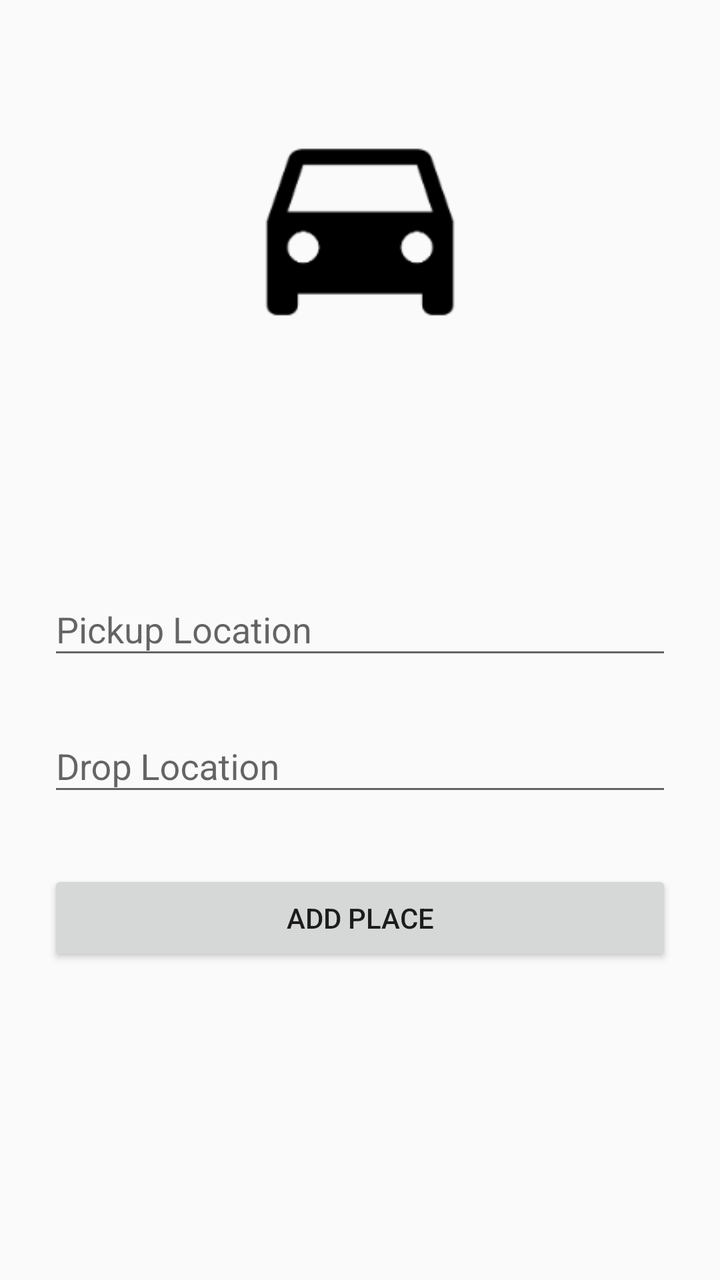
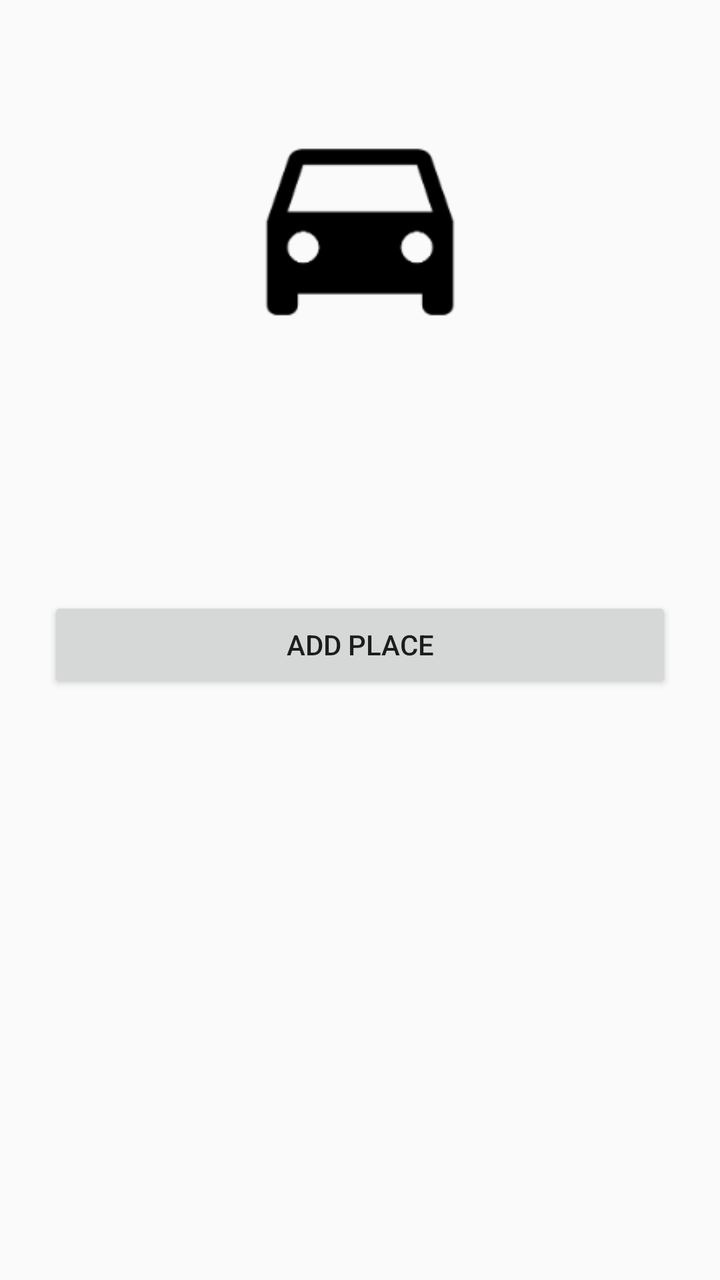

The first picture is an Android layout as it rendered before a commit; the second is the same layout after the commit. The layout source and the unified diff follow.
<!-- AndroidManifest.xml: application theme AppTheme -->
<!-- res/layout/activity_add_place.xml -->
<?xml version="1.0" encoding="utf-8"?>
<ScrollView
    xmlns:android="http://schemas.android.com/apk/res/android"
    android:layout_width="match_parent"
    android:layout_height="match_parent"
    android:fitsSystemWindows="true">

    <LinearLayout
        android:orientation="vertical"
        android:layout_width="match_parent"
        android:layout_height="wrap_content"
        android:paddingTop="56dp"
        android:paddingLeft="24dp"
        android:paddingRight="24dp">

        <ImageView android:src="@drawable/logo"
            android:layout_width="300dp"
            android:layout_height="120dp"
            android:layout_marginBottom="30dp"
            android:layout_gravity="center_horizontal" />

        <android.support.design.widget.TextInputLayout
            android:layout_width="0dp"
            android:layout_height="wrap_content"
            android:layout_marginTop="8dp"
            android:layout_marginBottom="8dp" >

            <AutoCompleteTextView
                android:id="@+id/place_college_location"
                android:layout_width="match_parent"
                android:layout_height="wrap_content"
                android:hint="College Name"
                android:inputType="textAutoComplete|text"
                android:maxLines="1"
                android:singleLine="true" />

        </android.support.design.widget.TextInputLayout>

        <android.support.design.widget.TextInputLayout
            android:layout_width="match_parent"
            android:layout_height="wrap_content"
            android:layout_marginTop="8dp"
            android:layout_marginBottom="8dp">
            <EditText android:id="@+id/add_pickup_location"
                android:layout_width="match_parent"
                android:layout_height="wrap_content"
                android:inputType="text"
                android:hint="Pickup Location" />
        </android.support.design.widget.TextInputLayout>

        <android.support.design.widget.TextInputLayout
            android:layout_width="match_parent"
            android:layout_height="wrap_content"
            android:layout_marginTop="8dp"
            android:layout_marginBottom="8dp">
            <EditText android:id="@+id/add_drop_location"
                android:layout_width="match_parent"
                android:layout_height="wrap_content"
                android:inputType="text"
                android:hint="Drop Location"/>
        </android.support.design.widget.TextInputLayout>

        <android.support.v7.widget.AppCompatButton
            android:id="@+id/btn_add_place"
            android:layout_width="match_parent"
            android:layout_height="wrap_content"
            android:layout_marginTop="24dp"
            android:layout_marginBottom="24dp"
            android:padding="12dp"
            android:text="Add Place"/>

    </LinearLayout>

</ScrollView>
<!-- resources referenced by this layout -->
<resources>
  <!-- drawable logo: png bitmap (drawable, 3313 bytes) -->
  <style name="AppTheme" parent="Theme.AppCompat.Light.DarkActionBar">
          
      </style>
</resources>

<!-- the commit's change to res/layout/activity_add_place.xml (unified diff, before → after) -->
@@ -36,29 +36,6 @@
 
         </android.support.design.widget.TextInputLayout>
 
-        <android.support.design.widget.TextInputLayout
-            android:layout_width="match_parent"
-            android:layout_height="wrap_content"
-            android:layout_marginTop="8dp"
-            android:layout_marginBottom="8dp">
-            <EditText android:id="@+id/add_pickup_location"
-                android:layout_width="match_parent"
-                android:layout_height="wrap_content"
-                android:inputType="text"
-                android:hint="Pickup Location" />
-        </android.support.design.widget.TextInputLayout>
-
-        <android.support.design.widget.TextInputLayout
-            android:layout_width="match_parent"
-            android:layout_height="wrap_content"
-            android:layout_marginTop="8dp"
-            android:layout_marginBottom="8dp">
-            <EditText android:id="@+id/add_drop_location"
-                android:layout_width="match_parent"
-                android:layout_height="wrap_content"
-                android:inputType="text"
-                android:hint="Drop Location"/>
-        </android.support.design.widget.TextInputLayout>
 
         <android.support.v7.widget.AppCompatButton
             android:id="@+id/btn_add_place"
